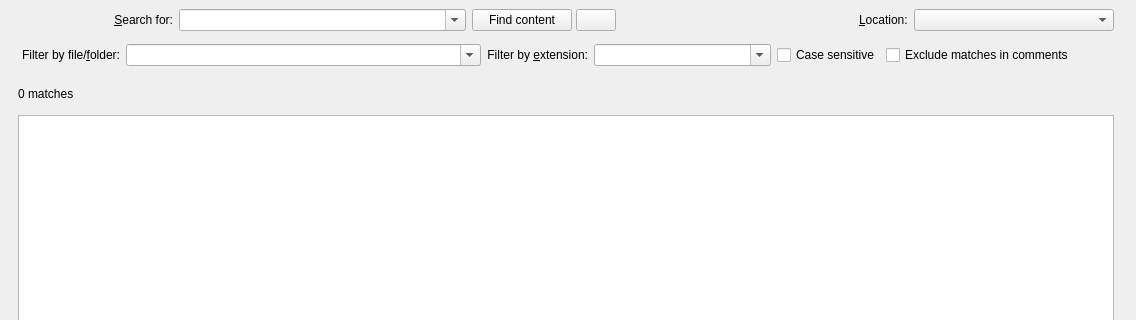
otengler/CodeBeagle, file SearchPage.ui: the form before one commit; both pictures show x 0 to 1136 and y 0 to 320 of the 1136 by 707 pixel window.
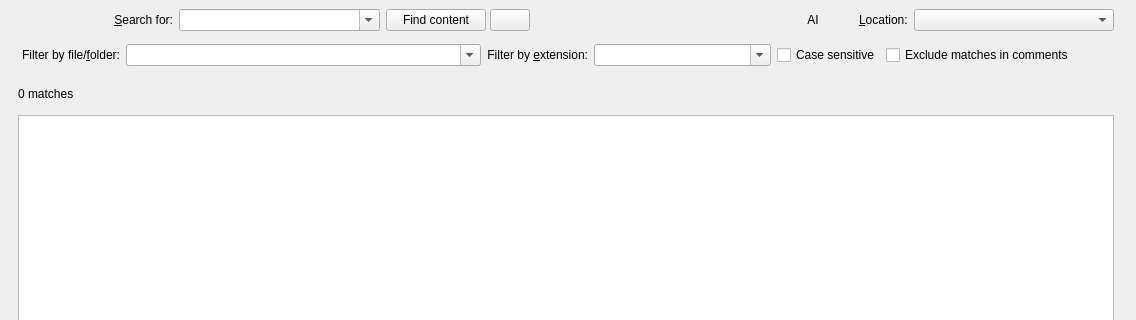
The form after the commit. Icons and pictures are not drawn. Custom widgets are drawn as their Qt base class.

Commit message: Show AI/API history

Diff of the .ui file:
```diff
--- a/SearchPage.ui
+++ b/SearchPage.ui
@@ -34,7 +34,7 @@
    </property>
    <item>
     <widget class="QFrame" name="frameSearch">
-     <layout class="QHBoxLayout" name="horizontalLayout" stretch="0,0,0,2,0,0,0,0,0,0,0,0,0">
+     <layout class="QHBoxLayout" name="horizontalLayout">
       <property name="leftMargin">
        <number>22</number>
       </property>
@@ -287,6 +287,23 @@
         </property>
        </spacer>
       </item>
+      <item>
+       <widget class="QPushButton" name="buttonAgentHistory">
+        <property name="toolTip">
+         <string>Show AI agent API call history</string>
+        </property>
+        <property name="text">
+         <string>AI</string>
+        </property>
+        <property name="icon">
+         <iconset>
+          <normaloff>resources/Agent.png</normaloff>resources/Agent.png</iconset>
+        </property>
+        <property name="flat">
+         <bool>true</bool>
+        </property>
+       </widget>
+      </item>
       <item>
        <widget class="QLabel" name="labelLocation">
         <property name="text">
```
The commit also changes 11 other files.
